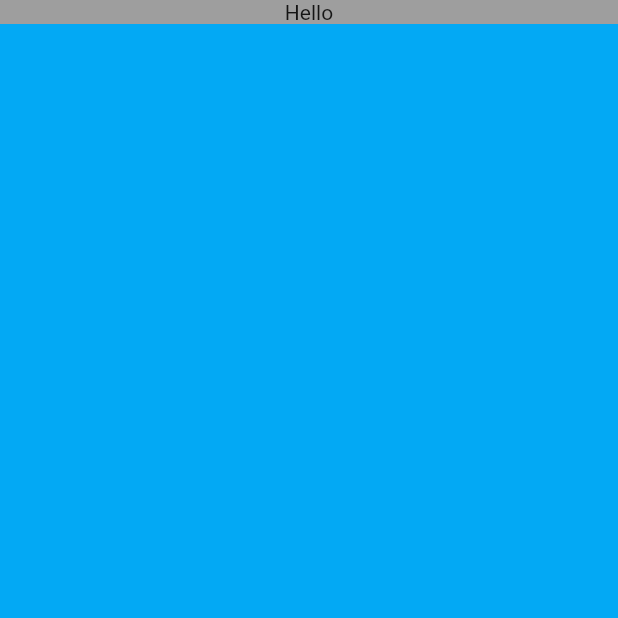
After one commit to marcelaTrujilloToro/widgets-flutter, a Flutter app: the MySafeArea screen opened directly, on a phone screen of 412 x 824 dp, the top half of it. The commit adds this screen. Run offline on Flutter 3.47's test engine with Material 2 defaults, Android fonts, the phone set to English and light mode, and no system bars.

Commit message:
safe area and scroll view

```diff
--- a/lib/main.dart
+++ b/lib/main.dart
@@ -4,6 +4,8 @@ import 'widgets/column.dart';
 import 'widgets/container.dart';
 import 'widgets/scaffold.dart';
 import 'widgets/stack.dart';
+import 'widgets/safe_area.dart';
+import 'widgets/single_child_scroll_view.dart';
 // import 'package:flutter_app/widgets/text.dart'; // estilo IOS
 
 void main() {
@@ -20,7 +22,9 @@ class MyApp extends StatelessWidget {
 
     //para el scaffold que solo funciona con material
     return MaterialApp(
-      home: MyScaffold(),
+      // home: MyScaffold(),
+      // home: MySafeArea()
+      home: MySingleChildScrollView()
     );
   }
 }
--- /dev/null
+++ b/lib/widgets/safe_area.dart
@@ -0,0 +1,29 @@
+import 'package:flutter/material.dart';
+
+class MySafeArea extends StatelessWidget {
+  @override
+  Widget build(BuildContext context) {
+    return Scaffold(
+      body: Container(
+        width: double.infinity,
+        height: double.infinity,
+        color: Colors.grey,
+        // evitar el notch del celular y los floatting action
+        // se puede aplicar a diferentes widgets
+        child: SafeArea(
+          // bottom: false, al ponerlo en false llega hasta el final por debajo del menu inferior
+          child: Column(
+            children: [
+              Text("Hello"),
+              Expanded(
+                child: Container(
+                  color: Colors.lightBlue,
+                ),
+              )
+            ],
+          ),
+        ),
+      ),
+    );
+  }
+}
```
Also changed, not shown: lib/widgets/scaffold.dart (+15 -5 lines), lib/widgets/single_child_scroll_view.dart (added, +50 -0 lines).
